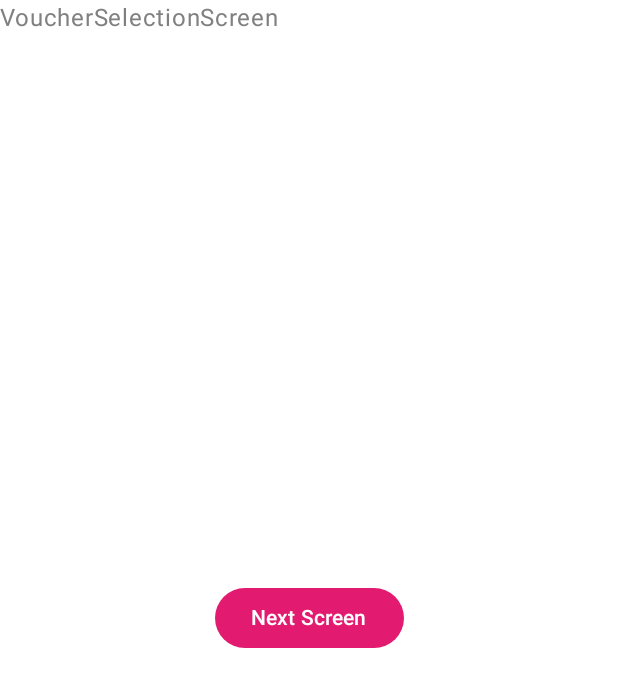
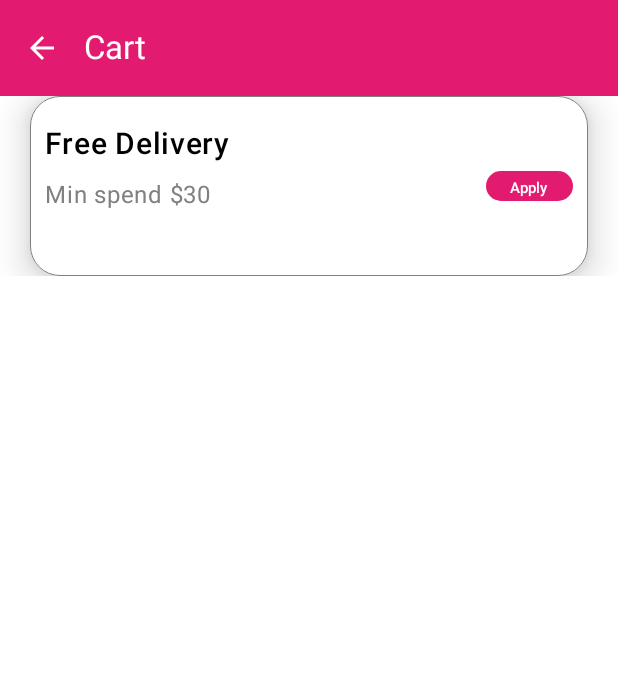
Before and after one commit to MichaelHungLJ/savingsquadsfrontend, an Android app built with Jetpack Compose: the VoucherSelectionScreen screen opened through its navigation route, on a phone screen of 412 x 824 dp. Shown: the top 687 px of the screen. Run offline under Robolectric (Android 15) with nearby library versions, the phone set to English and light mode, and no system bars.

Commit message:
Added ApplyVoucherCard component

```diff
--- /dev/null
+++ b/app/src/main/java/com/example/savingsquadsfrontend/model/data/Voucher.kt
@@ -0,0 +1,9 @@
+package com.example.savingsquadsfrontend.model.data
+
+import android.media.Image
+
+data class Voucher(
+    val title: String,
+    val desc: String,
+    val value: Double,
+)
--- /dev/null
+++ b/app/src/main/java/com/example/savingsquadsfrontend/view/components/VoucherCardApply.kt
@@ -0,0 +1,87 @@
+package com.example.savingsquadsfrontend.view.components
+
+import androidx.compose.foundation.BorderStroke
+import androidx.compose.foundation.layout.*
+import androidx.compose.foundation.shape.RoundedCornerShape
+import androidx.compose.material3.Button
+import androidx.compose.material3.Card
+import androidx.compose.material3.CardDefaults
+import androidx.compose.material3.ElevatedCard
+import androidx.compose.material3.MaterialTheme
+import androidx.compose.material3.Text
+import androidx.compose.runtime.Composable
+import androidx.compose.ui.Alignment
+import androidx.compose.ui.Modifier
+import androidx.compose.ui.text.font.FontWeight
+import androidx.compose.ui.tooling.preview.Preview
+import androidx.compose.ui.unit.dp
+import androidx.compose.ui.unit.sp
+import com.example.savingsquadsfrontend.model.data.Voucher
+import com.example.savingsquadsfrontend.view.theme.SavingsquadsfrontendTheme
+
+@Composable
+fun VoucherCartApply (voucher: Voucher) {
+    Card (
+        modifier = Modifier
+            .fillMaxWidth()
+            .height(120.dp)
+            .padding(start = 20.dp, end = 20.dp),
+        elevation = CardDefaults.cardElevation(
+            defaultElevation = 14.dp
+        ),
+        shape = RoundedCornerShape(20.dp),
+        colors = CardDefaults.cardColors(
+            containerColor = MaterialTheme.colorScheme.surface,
+            contentColor = MaterialTheme.colorScheme.onSurface,
+            // disabled color
+        ),
+        border = BorderStroke(0.4.dp, MaterialTheme.colorScheme.inverseOnSurface)
+    ){
+        Row (
+            modifier = Modifier.fillMaxSize().padding(start = 10.dp , end = 10.dp ,top=20.dp, bottom = 20.dp),
+            verticalAlignment = Alignment.CenterVertically,
+            horizontalArrangement = Arrangement.SpaceBetween
+        ){
+            Column (
+                modifier = Modifier.width(220.dp).fillMaxHeight(),
+            ){
+                Text(
+                    text = voucher.title,
+                    fontWeight = FontWeight.SemiBold,
+                    fontSize = 20.sp,
+                )
+
+                Spacer(modifier = Modifier.height(10.dp))
+
+                Text(
+                    text = voucher.desc,
+                    color = MaterialTheme.colorScheme.inverseOnSurface
+
+                )
+            }
+
+            Button(
+                onClick = { /*TODO*/ },
+                modifier = Modifier.wrapContentWidth().height(20.dp),
+                contentPadding = PaddingValues(2.dp,1.dp)
+            ) {
+                Text(
+                    text = "Apply",
+                    fontSize = 10.sp,
+                    )
+            }
+        }
+
+    }
+}
+
+@Preview (showBackground = true)
+@Composable
+fun VoucherCartApplyPreview () {
+
+    val voucher = Voucher("Free Delivery", "Min spend $30", 3.99)
+
+    SavingsquadsfrontendTheme {
+        VoucherCartApply(voucher)
+    }
+}
--- a/app/src/main/java/com/example/savingsquadsfrontend/view/screens/VoucherSelectionScreen.kt
+++ b/app/src/main/java/com/example/savingsquadsfrontend/view/screens/VoucherSelectionScreen.kt
@@ -1,9 +1,13 @@
 package com.example.savingsquadsfrontend.view.screens
 
 import androidx.compose.foundation.layout.fillMaxSize
+import androidx.compose.foundation.layout.padding
 import androidx.compose.foundation.layout.wrapContentSize
+import androidx.compose.foundation.lazy.LazyColumn
 import androidx.compose.material3.Button
+import androidx.compose.material3.ExperimentalMaterial3Api
 import androidx.compose.material3.MaterialTheme
+import androidx.compose.material3.Scaffold
 import androidx.compose.material3.Surface
 import androidx.compose.material3.Text
 import androidx.compose.runtime.Composable
@@ -11,22 +15,30 @@ import androidx.compose.ui.Modifier
 import androidx.compose.ui.platform.LocalContext
 import androidx.compose.ui.tooling.preview.Preview
 import androidx.navigation.NavController
+import com.example.savingsquadsfrontend.model.data.Voucher
+import com.example.savingsquadsfrontend.view.components.CustomTopBar
+import com.example.savingsquadsfrontend.view.components.VoucherCardRedeem
+import com.example.savingsquadsfrontend.view.components.VoucherCartApply
 import com.example.savingsquadsfrontend.view.theme.SavingsquadsfrontendTheme
 
+@OptIn(ExperimentalMaterial3Api::class)
 @Composable
 fun VoucherSelectionScreen (navController: NavController) {
-    Text(
-        text = "VoucherSelectionScreen",
-        modifier = Modifier
-    )
+    val voucher = Voucher("Free Delivery", "Min spend $30", 3.99)
 
-    Button(
-        modifier = Modifier.wrapContentSize(),
-        onClick = { navController.navigate("HomeScreen") }
-    ) {
-        Text(text = "Next Screen")
+
+    Scaffold (
+        modifier = Modifier.fillMaxSize(),
+        topBar = {
+            CustomTopBar(screenName = "Backstack", navController = navController, prevScreenTitle = "Cart")
+        }
+    ){ values ->
+        LazyColumn(
+            modifier = Modifier.padding(values)
+        ){
+            item { VoucherCartApply(voucher) }
+        }
     }
-
 }
 
 @Preview(showBackground = true)
```
